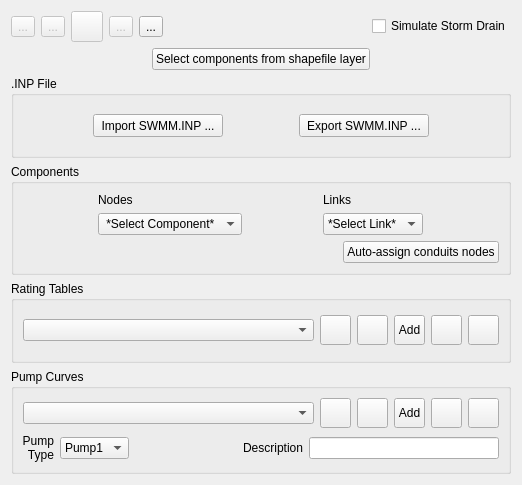
First picture: the form in flo2d/ui/storm_drain_editor.ui, repository FLO-2DSoftware/qgis-flo-2d-plugin, before the edit.
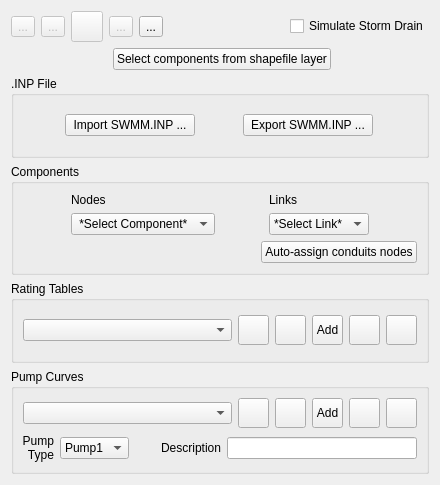
Second picture: the form after the edit. Icons and pictures are not drawn.

Commit message: Import storm drain pump curves tables

What changed in the file:
```diff
--- a/flo2d/ui/storm_drain_editor.ui
+++ b/flo2d/ui/storm_drain_editor.ui
@@ -6,7 +6,7 @@
    <rect>
     <x>0</x>
     <y>0</y>
-    <width>522</width>
+    <width>440</width>
     <height>485</height>
    </rect>
   </property>
@@ -181,6 +181,18 @@
        <property name="enabled">
         <bool>true</bool>
        </property>
+       <property name="minimumSize">
+        <size>
+         <width>0</width>
+         <height>22</height>
+        </size>
+       </property>
+       <property name="maximumSize">
+        <size>
+         <width>16777215</width>
+         <height>22</height>
+        </size>
+       </property>
        <property name="text">
         <string>Select components from shapefile layer</string>
        </property>
@@ -212,7 +224,13 @@
         <property name="minimumSize">
          <size>
           <width>130</width>
-          <height>23</height>
+          <height>22</height>
+         </size>
+        </property>
+        <property name="maximumSize">
+         <size>
+          <width>16777215</width>
+          <height>22</height>
          </size>
         </property>
         <property name="focusPolicy">
@@ -234,7 +252,13 @@
         <property name="minimumSize">
          <size>
           <width>130</width>
-          <height>23</height>
+          <height>22</height>
+         </size>
+        </property>
+        <property name="maximumSize">
+         <size>
+          <width>16777215</width>
+          <height>22</height>
          </size>
         </property>
         <property name="text">
@@ -268,6 +292,18 @@
         </item>
         <item>
          <widget class="QPushButton" name="assign_conduits_nodes_btn">
+          <property name="minimumSize">
+           <size>
+            <width>0</width>
+            <height>22</height>
+           </size>
+          </property>
+          <property name="maximumSize">
+           <size>
+            <width>16777215</width>
+            <height>22</height>
+           </size>
+          </property>
           <property name="text">
            <string>Auto-assign conduits nodes</string>
           </property>
@@ -294,6 +330,18 @@
               <verstretch>0</verstretch>
              </sizepolicy>
             </property>
+            <property name="minimumSize">
+             <size>
+              <width>0</width>
+              <height>22</height>
+             </size>
+            </property>
+            <property name="maximumSize">
+             <size>
+              <width>16777215</width>
+              <height>22</height>
+             </size>
+            </property>
             <item>
              <property name="text">
               <string> *Select Component* </string>
@@ -330,6 +378,18 @@
               <verstretch>0</verstretch>
              </sizepolicy>
             </property>
+            <property name="minimumSize">
+             <size>
+              <width>0</width>
+              <height>22</height>
+             </size>
+            </property>
+            <property name="maximumSize">
+             <size>
+              <width>16777215</width>
+              <height>22</height>
+             </size>
+            </property>
             <property name="currentText">
              <string>*Select Link*</string>
             </property>
@@ -369,31 +429,42 @@
    </item>
    <item row="4" column="0" colspan="7">
     <widget class="QGroupBox" name="rating_tables_group">
+     <property name="sizePolicy">
+      <sizepolicy hsizetype="Preferred" vsizetype="Preferred">
+       <horstretch>0</horstretch>
+       <verstretch>0</verstretch>
+      </sizepolicy>
+     </property>
      <property name="title">
       <string>Rating Tables</string>
      </property>
-     <layout class="QGridLayout" name="gridLayout_4">
+     <layout class="QGridLayout" name="gridLayout_6">
       <item row="0" column="0">
+       <layout class="QHBoxLayout" name="horizontalLayout">
+        <property name="sizeConstraint">
+         <enum>QLayout::SetDefaultConstraint</enum>
+        </property>
+        <item>
        <widget class="QComboBox" name="SD_rating_table_cbo">
         <property name="enabled">
          <bool>true</bool>
         </property>
         <property name="sizePolicy">
-         <sizepolicy hsizetype="Preferred" vsizetype="Fixed">
+           <sizepolicy hsizetype="MinimumExpanding" vsizetype="Fixed">
           <horstretch>0</horstretch>
           <verstretch>0</verstretch>
          </sizepolicy>
         </property>
         <property name="minimumSize">
          <size>
-          <width>200</width>
-          <height>0</height>
+            <width>0</width>
+            <height>22</height>
          </size>
         </property>
         <property name="maximumSize">
          <size>
-          <width>500</width>
-          <height>16777215</height>
+            <width>16777215</width>
+            <height>22</height>
          </size>
         </property>
         <property name="maxVisibleItems">
@@ -401,8 +472,6 @@
         </property>
        </widget>
       </item>
-      <item row="0" column="1">
-       <layout class="QHBoxLayout" name="horizontalLayout_2">
         <item>
          <widget class="QToolButton" name="show_rating_table_btn">
           <property name="enabled">
@@ -573,141 +642,27 @@
      <property name="flat">
       <bool>false</bool>
      </property>
-     <layout class="QGridLayout" name="gridLayout_6">
-      <item row="1" column="0">
-       <layout class="QHBoxLayout" name="horizontalLayout_9">
-        <item>
-         <layout class="QHBoxLayout" name="horizontalLayout_8">
-          <item>
-           <widget class="QLabel" name="label_3">
-            <property name="maximumSize">
-             <size>
-              <width>31</width>
-              <height>16777215</height>
-             </size>
-            </property>
-            <property name="sizeIncrement">
-             <size>
-              <width>31</width>
-              <height>0</height>
-             </size>
-            </property>
-            <property name="text">
-             <string>Pump Type</string>
-            </property>
-            <property name="alignment">
-             <set>Qt::AlignRight|Qt::AlignTrailing|Qt::AlignVCenter</set>
-            </property>
-            <property name="wordWrap">
-             <bool>true</bool>
-            </property>
-           </widget>
-          </item>
-          <item>
-           <widget class="QComboBox" name="pump_curve_type_cbo">
-            <property name="sizePolicy">
-             <sizepolicy hsizetype="Fixed" vsizetype="Fixed">
-              <horstretch>0</horstretch>
-              <verstretch>0</verstretch>
-             </sizepolicy>
-            </property>
-            <property name="minimumSize">
-             <size>
-              <width>0</width>
-              <height>22</height>
-             </size>
-            </property>
-            <property name="maximumSize">
-             <size>
-              <width>16777215</width>
-              <height>22</height>
-             </size>
-            </property>
-            <property name="currentText">
-             <string>Pump1</string>
-            </property>
-            <item>
-             <property name="text">
-              <string>Pump1</string>
-             </property>
-            </item>
-            <item>
-             <property name="text">
-              <string>Pump2</string>
-             </property>
-            </item>
-            <item>
-             <property name="text">
-              <string>Pump3</string>
-             </property>
-            </item>
-            <item>
-             <property name="text">
-              <string>Pump4</string>
-             </property>
-            </item>
-           </widget>
-          </item>
-         </layout>
-        </item>
-        <item>
-         <layout class="QHBoxLayout" name="horizontalLayout_7">
-          <item>
-           <widget class="QLabel" name="label_6">
-            <property name="text">
-             <string>Description</string>
-            </property>
-            <property name="alignment">
-             <set>Qt::AlignRight|Qt::AlignTrailing|Qt::AlignVCenter</set>
-            </property>
-           </widget>
-          </item>
-          <item>
-           <widget class="QLineEdit" name="pump_curve_description_le">
-            <property name="sizePolicy">
-             <sizepolicy hsizetype="Fixed" vsizetype="Fixed">
-              <horstretch>0</horstretch>
-              <verstretch>0</verstretch>
-             </sizepolicy>
-            </property>
-            <property name="minimumSize">
-             <size>
-              <width>190</width>
-              <height>22</height>
-             </size>
-            </property>
-            <property name="maximumSize">
-             <size>
-              <width>190</width>
-              <height>22</height>
-             </size>
-            </property>
-           </widget>
-          </item>
-         </layout>
-        </item>
-       </layout>
-      </item>
+     <layout class="QGridLayout" name="gridLayout_4">
       <item row="0" column="0">
-       <layout class="QHBoxLayout" name="horizontalLayout_6">
+       <layout class="QHBoxLayout" name="horizontalLayout_2">
         <item>
          <widget class="QComboBox" name="pump_curve_cbo">
           <property name="sizePolicy">
-           <sizepolicy hsizetype="Preferred" vsizetype="Fixed">
+           <sizepolicy hsizetype="MinimumExpanding" vsizetype="Fixed">
             <horstretch>0</horstretch>
             <verstretch>0</verstretch>
            </sizepolicy>
           </property>
           <property name="minimumSize">
            <size>
-            <width>200</width>
-            <height>0</height>
+            <width>0</width>
+            <height>22</height>
            </size>
           </property>
           <property name="maximumSize">
            <size>
-            <width>500</width>
-            <height>16777215</height>
+            <width>16777215</width>
+            <height>22</height>
            </size>
           </property>
           <property name="insertPolicy">
@@ -719,8 +674,6 @@
          </widget>
         </item>
         <item>
-         <layout class="QHBoxLayout" name="horizontalLayout_3">
-          <item>
            <widget class="QToolButton" name="show_pump_table_btn">
             <property name="enabled">
              <bool>true</bool>
@@ -871,6 +824,118 @@
             <property name="icon">
              <iconset>
               <normaloff>../img/change_name.svg</normaloff>../img/change_name.svg</iconset>
+          </property>
+         </widget>
+        </item>
+       </layout>
+      </item>
+      <item row="1" column="0">
+       <layout class="QHBoxLayout" name="horizontalLayout_9">
+        <item>
+         <layout class="QHBoxLayout" name="horizontalLayout_8">
+          <item>
+           <widget class="QLabel" name="label_3">
+            <property name="maximumSize">
+             <size>
+              <width>31</width>
+              <height>16777215</height>
+             </size>
+            </property>
+            <property name="sizeIncrement">
+             <size>
+              <width>31</width>
+              <height>0</height>
+             </size>
+            </property>
+            <property name="text">
+             <string>Pump Type</string>
+            </property>
+            <property name="alignment">
+             <set>Qt::AlignRight|Qt::AlignTrailing|Qt::AlignVCenter</set>
+            </property>
+            <property name="wordWrap">
+             <bool>true</bool>
+            </property>
+           </widget>
+          </item>
+          <item>
+           <widget class="QComboBox" name="pump_curve_type_cbo">
+            <property name="sizePolicy">
+             <sizepolicy hsizetype="Fixed" vsizetype="Fixed">
+              <horstretch>0</horstretch>
+              <verstretch>0</verstretch>
+             </sizepolicy>
+            </property>
+            <property name="minimumSize">
+             <size>
+              <width>0</width>
+              <height>22</height>
+             </size>
+            </property>
+            <property name="maximumSize">
+             <size>
+              <width>16777215</width>
+              <height>22</height>
+             </size>
+            </property>
+            <property name="currentText">
+             <string>Pump1</string>
+            </property>
+            <item>
+             <property name="text">
+              <string>Pump1</string>
+             </property>
+            </item>
+            <item>
+             <property name="text">
+              <string>Pump2</string>
+             </property>
+            </item>
+            <item>
+             <property name="text">
+              <string>Pump3</string>
+             </property>
+            </item>
+            <item>
+             <property name="text">
+              <string>Pump4</string>
+             </property>
+            </item>
+           </widget>
+          </item>
+         </layout>
+        </item>
+        <item>
+         <layout class="QHBoxLayout" name="horizontalLayout_7">
+          <item>
+           <widget class="QLabel" name="label_6">
+            <property name="text">
+             <string>Description</string>
+            </property>
+            <property name="alignment">
+             <set>Qt::AlignRight|Qt::AlignTrailing|Qt::AlignVCenter</set>
+            </property>
+           </widget>
+          </item>
+          <item>
+           <widget class="QLineEdit" name="pump_curve_description_le">
+            <property name="sizePolicy">
+             <sizepolicy hsizetype="Fixed" vsizetype="Fixed">
+              <horstretch>0</horstretch>
+              <verstretch>0</verstretch>
+             </sizepolicy>
+            </property>
+            <property name="minimumSize">
+             <size>
+              <width>190</width>
+              <height>22</height>
+             </size>
+            </property>
+            <property name="maximumSize">
+             <size>
+              <width>190</width>
+              <height>22</height>
+             </size>
             </property>
            </widget>
           </item>
```
Lines whose indentation alone changed are shown as unchanged. The commit also changes 4 other files.
